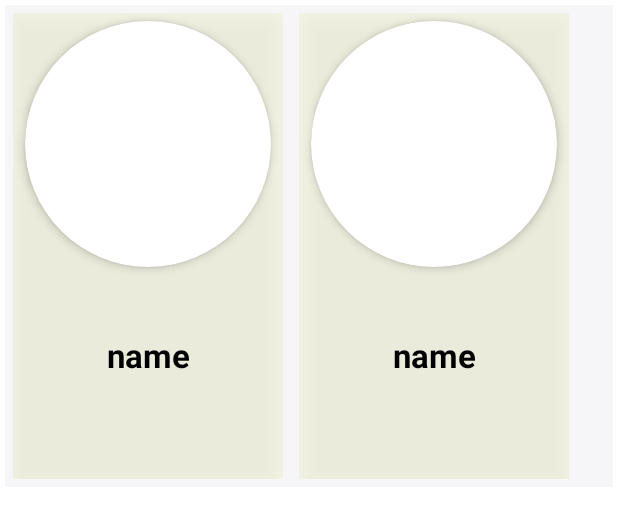
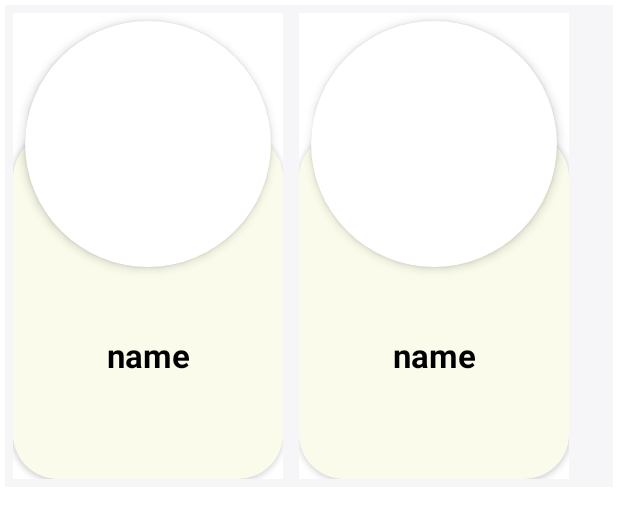
Before and after one commit to SlaydeSequeira/CollegeSocialMediaApp, an Android app: the layout sell_stuff.xml on its own in the app's theme, with its tools: preview values and no code run, on a phone screen of 412 x 824 dp. Shown: the top 518 px of the screen. Run offline under Robolectric (Android 15) with nearby library versions, the phone set to English and light mode, and no system bars.

Commit message:
version 15

```diff
--- a/app/src/main/res/layout/sell_stuff.xml
+++ b/app/src/main/res/layout/sell_stuff.xml
@@ -21,19 +21,65 @@
             android:elevation="4dp"
             app:layout_constraintBottom_toBottomOf="parent"
             app:layout_constraintEnd_toEndOf="parent"
-            app:layout_constraintStart_toStartOf="parent" />
+            app:layout_constraintStart_toStartOf="parent"
+            />
 
         <androidx.constraintlayout.widget.ConstraintLayout
             android:id="@+id/constraintLayout1"
             android:layout_width="match_parent"
             android:layout_height="match_parent"
             android:elevation="10dp"
-            android:background="#9CF8F8DE"
+            android:background="@color/white"
             android:gravity="center_horizontal"
             app:layout_constraintBottom_toBottomOf="parent"
             app:layout_constraintEnd_toEndOf="parent"
             app:layout_constraintStart_toStartOf="parent">
+<androidx.constraintlayout.widget.ConstraintLayout
+    android:layout_width="match_parent"
+    android:layout_height="match_parent"></androidx.constraintlayout.widget.ConstraintLayout>
+            <androidx.cardview.widget.CardView
+                android:layout_width="match_parent"
+                android:layout_height="match_parent"
+                android:layout_marginTop="80dp"
+                app:cardCornerRadius="30dp"
+                android:background="#9CF8F8DE"
+                >
+                <androidx.constraintlayout.widget.ConstraintLayout
+                    android:layout_width="match_parent"
+                    android:layout_height="match_parent"
+                    android:background="#9CF8F8DE"
 
+                    >
+
+                    <TextView
+                        android:id="@+id/text1"
+                        android:layout_width="wrap_content"
+                        android:layout_height="wrap_content"
+                        android:layout_marginBottom="24dp"
+                        android:ellipsize="end"
+                        android:maxLines="2"
+                        android:text="name"
+                        android:textStyle="bold"
+                        android:textColor="@android:color/black"
+                        android:textSize="22sp"
+                        app:layout_constraintBottom_toTopOf="@+id/cost1"
+                        app:layout_constraintEnd_toEndOf="parent"
+                        app:layout_constraintStart_toStartOf="parent" />
+
+                    <TextView
+                        android:id="@+id/cost1"
+                        android:layout_width="wrap_content"
+                        android:layout_height="wrap_content"
+                        android:layout_marginBottom="20dp"
+                        android:textColor="@color/black"
+                        android:textSize="17sp"
+                        app:layout_constraintBottom_toBottomOf="parent"
+                        app:layout_constraintEnd_toEndOf="parent"
+                        app:layout_constraintStart_toStartOf="parent" />
+
+
+                </androidx.constraintlayout.widget.ConstraintLayout>
+            </androidx.cardview.widget.CardView>
 
             <androidx.cardview.widget.CardView
                 android:id="@+id/cardView3"
@@ -61,31 +107,6 @@
 
 
 
-            <TextView
-                android:id="@+id/text1"
-                android:layout_width="wrap_content"
-                android:layout_height="wrap_content"
-                android:layout_marginBottom="24dp"
-                android:ellipsize="end"
-                android:maxLines="2"
-                android:text="name"
-                android:textStyle="bold"
-                android:textColor="@android:color/black"
-                android:textSize="22sp"
-                app:layout_constraintBottom_toTopOf="@+id/cost1"
-                app:layout_constraintEnd_toEndOf="parent"
-                app:layout_constraintStart_toStartOf="parent" />
-
-            <TextView
-                android:id="@+id/cost1"
-                android:layout_width="wrap_content"
-                android:layout_height="wrap_content"
-                android:layout_marginBottom="20dp"
-                android:textColor="@color/black"
-                android:textSize="17sp"
-                app:layout_constraintBottom_toBottomOf="parent"
-                app:layout_constraintEnd_toEndOf="parent"
-                app:layout_constraintStart_toStartOf="parent" />
         </androidx.constraintlayout.widget.ConstraintLayout>
     </androidx.constraintlayout.widget.ConstraintLayout>
     <androidx.constraintlayout.widget.ConstraintLayout
@@ -111,7 +132,7 @@
             android:id="@+id/constraintLayout"
             android:layout_width="match_parent"
             android:layout_height="match_parent"
-            android:background="#9CF8F8DE"
+            android:background="@color/white"
             android:elevation="10dp"
             app:layout_constraintBottom_toBottomOf="parent"
             app:layout_constraintEnd_toEndOf="parent"
@@ -141,6 +162,20 @@
                     app:layout_constraintTop_toTopOf="parent" />
 
             </androidx.cardview.widget.CardView>
+            <androidx.cardview.widget.CardView
+                android:layout_width="match_parent"
+                android:layout_height="match_parent"
+                android:layout_marginTop="80dp"
+                app:cardCornerRadius="30dp"
+                android:background="#9CF8F8DE"
+
+                >
+                <androidx.constraintlayout.widget.ConstraintLayout
+                    android:layout_width="match_parent"
+                    android:layout_height="match_parent"
+                    android:background="#9CF8F8DE"
+
+                    >
 
                     <TextView
                         android:id="@+id/text2"
@@ -150,9 +185,9 @@
                         android:ellipsize="end"
                         android:maxLines="2"
                         android:text="name"
+                        android:textStyle="bold"
                         android:textColor="@android:color/black"
                         android:textSize="22sp"
-                android:textStyle="bold"
                         app:layout_constraintBottom_toTopOf="@+id/cost2"
                         app:layout_constraintEnd_toEndOf="parent"
                         app:layout_constraintStart_toStartOf="parent" />
@@ -167,6 +202,10 @@
                         app:layout_constraintBottom_toBottomOf="parent"
                         app:layout_constraintEnd_toEndOf="parent"
                         app:layout_constraintStart_toStartOf="parent" />
+
+
+                </androidx.constraintlayout.widget.ConstraintLayout>
+            </androidx.cardview.widget.CardView>
         </androidx.constraintlayout.widget.ConstraintLayout>
     </androidx.constraintlayout.widget.ConstraintLayout>
 
```
Lines whose indentation alone changed are shown as unchanged.
